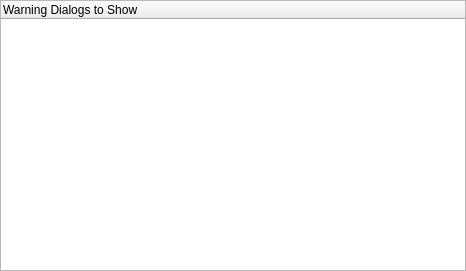
Above: src/config/warnings_configui.ui from KDE/konversation before the change. Below: the same form after it.
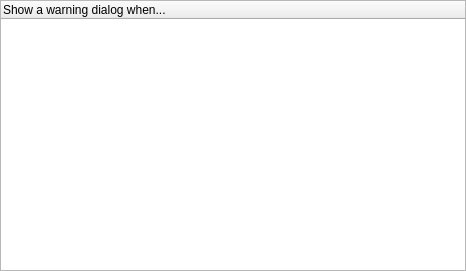
That is the form after the change.

Commit message: rewrite Warnings_Config::loadSettings and add the minimize to tray warning

Patch:
```diff
--- a/src/config/warnings_configui.ui
+++ b/src/config/warnings_configui.ui
@@ -26,7 +26,7 @@
      </property>
      <column>
       <property name="text" >
-       <string>Warning Dialogs to Show</string>
+       <string>Show a warning dialog when...</string>
       </property>
      </column>
     </widget>
```
The commit also changes 1 other file.
